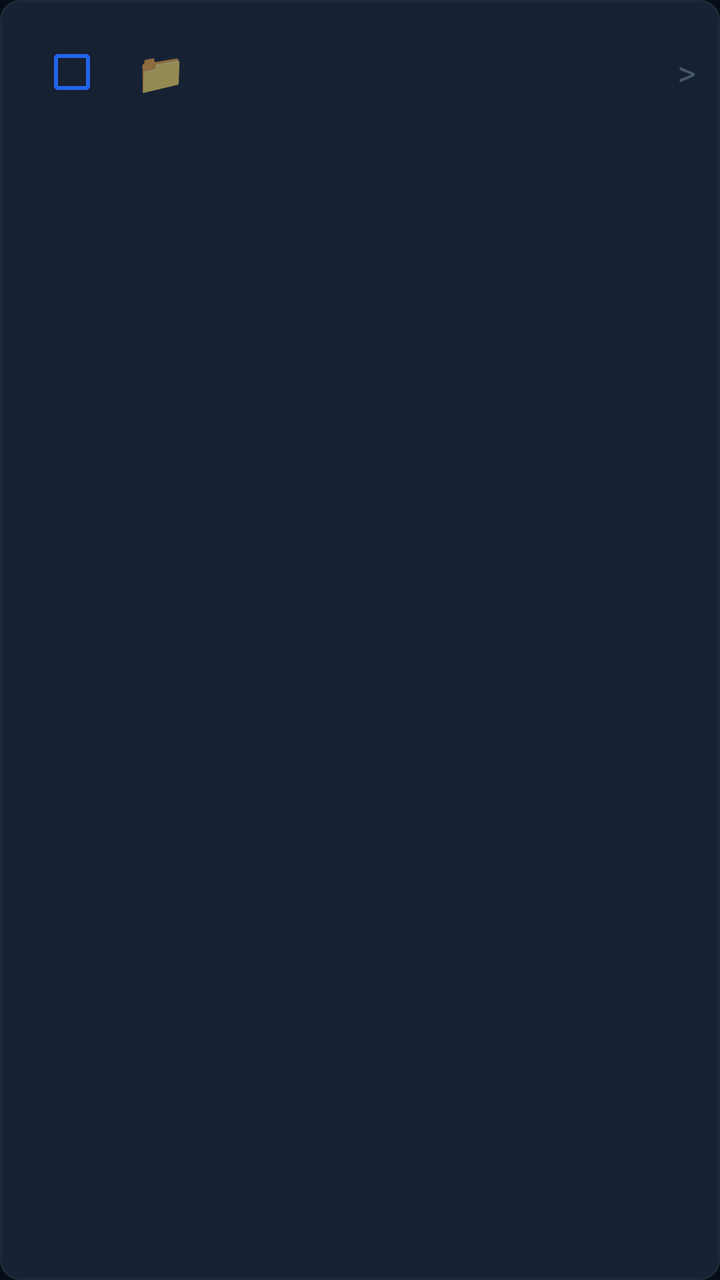
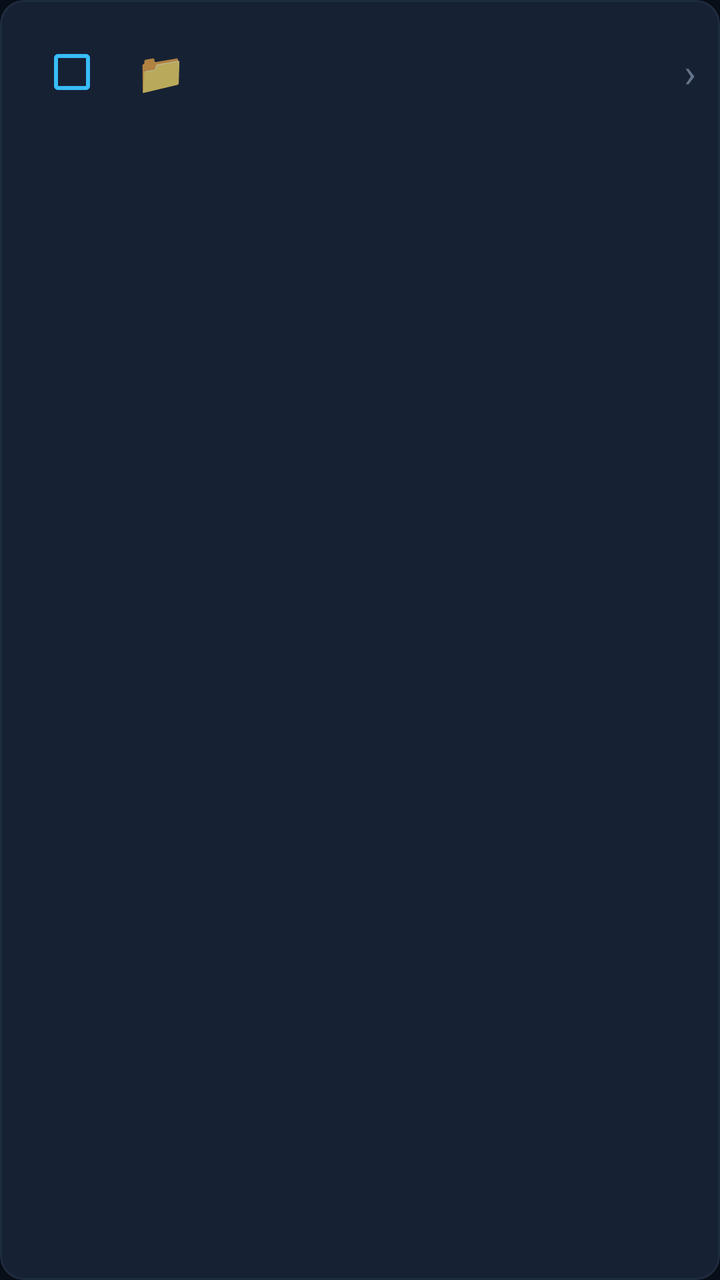

The first picture is an Android layout as it rendered before a commit; the second is the same layout after the commit. The layout source and the unified diff follow.
<!-- AndroidManifest.xml: application theme Theme.CloudVault -->
<!-- res/layout/item_folder_selection.xml -->
<?xml version="1.0" encoding="utf-8"?>
<com.google.android.material.card.MaterialCardView xmlns:android="http://schemas.android.com/apk/res/android"
    xmlns:app="http://schemas.android.com/apk/res-auto"
    android:id="@+id/cardFolder"
    android:layout_width="match_parent"
    android:layout_height="wrap_content"
    android:layout_marginBottom="8dp"
    app:cardBackgroundColor="#162234"
    app:cardCornerRadius="10dp"
    app:cardElevation="0dp"
    app:strokeColor="#1E293B"
    app:strokeWidth="1dp">

    <LinearLayout
        android:layout_width="match_parent"
        android:layout_height="wrap_content"
        android:gravity="center_vertical"
        android:orientation="horizontal"
        android:padding="12dp">

        <CheckBox
            android:id="@+id/cbFolder"
            android:layout_width="wrap_content"
            android:layout_height="wrap_content"
            android:buttonTint="#2563EB"
            android:clickable="false"
            android:focusable="false" />

        <TextView
            android:layout_width="wrap_content"
            android:layout_height="wrap_content"
            android:layout_marginStart="8dp"
            android:text="📁"
            android:textSize="20sp" />

        <LinearLayout
            android:layout_width="0dp"
            android:layout_height="wrap_content"
            android:layout_marginStart="12dp"
            android:layout_weight="1"
            android:orientation="vertical">

            <TextView
                android:id="@+id/tvFolderName"
                android:layout_width="wrap_content"
                android:layout_height="wrap_content"
                android:textColor="#FFFFFF"
                android:textSize="15sp"
                android:textStyle="bold" />

            <TextView
                android:id="@+id/tvFolderItemCount"
                android:layout_width="wrap_content"
                android:layout_height="wrap_content"
                android:textColor="#94A3B8"
                android:textSize="12sp" />
        </LinearLayout>

        <TextView
            android:layout_width="wrap_content"
            android:layout_height="wrap_content"
            android:text=">"
            android:textColor="#475569"
            android:textSize="18sp" />
    </LinearLayout>
</com.google.android.material.card.MaterialCardView>
<!-- resources referenced by this layout -->
<resources>
  <style name="Theme.CloudVault" parent="Theme.MaterialComponents.DayNight.NoActionBar">
          <item name="colorPrimary">@color/accent_blue</item>
          <item name="colorSecondary">@color/accent_cyan</item>
          <item name="android:statusBarColor">@color/bg_dark</item>
          <item name="android:windowBackground">@color/bg_dark</item>
      </style>
  <color name="accent_blue">#1976D2</color>
  <color name="accent_cyan">#00B4D8</color>
  <color name="bg_dark">#080E18</color>
</resources>

<!-- the commit's change to res/layout/item_folder_selection.xml (unified diff, before → after) -->
@@ -5,10 +5,10 @@
     android:layout_width="match_parent"
     android:layout_height="wrap_content"
     android:layout_marginBottom="8dp"
-    app:cardBackgroundColor="#162234"
-    app:cardCornerRadius="10dp"
+    app:cardBackgroundColor="@color/bg_surface_elevated"
+    app:cardCornerRadius="12dp"
     app:cardElevation="0dp"
-    app:strokeColor="#1E293B"
+    app:strokeColor="@color/card_border"
     app:strokeWidth="1dp">
 
     <LinearLayout
@@ -22,7 +22,7 @@
             android:id="@+id/cbFolder"
             android:layout_width="wrap_content"
             android:layout_height="wrap_content"
-            android:buttonTint="#2563EB"
+            android:buttonTint="@color/accent_blue"
             android:clickable="false"
             android:focusable="false" />
 
@@ -44,7 +44,7 @@
                 android:id="@+id/tvFolderName"
                 android:layout_width="wrap_content"
                 android:layout_height="wrap_content"
-                android:textColor="#FFFFFF"
+                android:textColor="@color/text_primary"
                 android:textSize="15sp"
                 android:textStyle="bold" />
 
@@ -52,15 +52,15 @@
                 android:id="@+id/tvFolderItemCount"
                 android:layout_width="wrap_content"
                 android:layout_height="wrap_content"
-                android:textColor="#94A3B8"
+                android:textColor="@color/text_secondary"
                 android:textSize="12sp" />
         </LinearLayout>
 
         <TextView
             android:layout_width="wrap_content"
             android:layout_height="wrap_content"
-            android:text=">"
-            android:textColor="#475569"
-            android:textSize="18sp" />
+            android:text="›"
+            android:textColor="@color/text_muted"
+            android:textSize="20sp" />
     </LinearLayout>
 </com.google.android.material.card.MaterialCardView>
<!-- resource entries referenced after the edit -->
@@ -1,13 +1,57 @@
 <!-- resources referenced by this layout -->
 <resources>
-  <style name="Theme.CloudVault" parent="Theme.MaterialComponents.DayNight.NoActionBar">
-          <item name="colorPrimary">@color/accent_blue</item>
+  <style name="Theme.CloudVault" parent="Theme.MaterialComponents.NoActionBar">
+          <item name="colorPrimary">@color/accent_cyan</item>
+          <item name="colorPrimaryVariant">@color/accent_blue</item>
+          <item name="colorOnPrimary">#FFFFFF</item>
+          <item name="colorSecondary">@color/accent_cyan_bright</item>
+          <item name="colorSecondaryVariant">@color/accent_cyan</item>
+          <item name="colorOnSecondary">#000000</item>
+          <item name="android:statusBarColor">@color/bg_dark</item>
+          <item name="android:navigationBarColor">@color/bg_dark</item>
+          <item name="android:windowBackground">@color/bg_dark</item>
+          <item name="android:windowLightStatusBar">false</item>
+          <item name="android:windowLightNavigationBar">false</item>
+          <item name="alertDialogTheme">@style/Theme.CloudVault.Dialog.Alert</item>
+          <item name="materialAlertDialogTheme">@style/Theme.CloudVault.Dialog.Alert</item>
+      </style>
+  <color name="accent_blue">#38BDF8</color>
+  <color name="bg_surface_elevated">#162234</color>
+  <color name="card_border">#1E2C3F</color>
+  <color name="text_muted">#64748B</color>
+  <color name="text_primary">#FFFFFF</color>
+  <color name="text_secondary">#94A3B8</color>
+  <color name="accent_cyan">#38BDF8</color>
+  <color name="accent_cyan_bright">#7DD3FC</color>
+  <color name="bg_dark">#080E18</color>
+  <style name="Theme.CloudVault.Dialog.Alert" parent="ThemeOverlay.MaterialComponents.MaterialAlertDialog">
+          <item name="android:background">@color/card_bg</item>
+          <item name="backgroundTint">@color/card_bg</item>
+          <item name="shapeAppearance">@style/ShapeAppearance.CloudVault.Dialog</item>
+          <item name="colorPrimary">@color/accent_cyan_bright</item>
           <item name="colorSecondary">@color/accent_cyan</item>
-          <item name="android:statusBarColor">@color/bg_dark</item>
-          <item name="android:windowBackground">@color/bg_dark</item>
+          <item name="colorSurface">@color/card_bg</item>
+          <item name="colorOnSurface">@color/text_primary</item>
+          <item name="android:textColorPrimary">@color/text_primary</item>
+          <item name="android:textColorSecondary">@color/text_secondary</item>
+          <item name="buttonBarPositiveButtonStyle">@style/Widget.CloudVault.Dialog.Button.Positive</item>
+          <item name="buttonBarNegativeButtonStyle">@style/Widget.CloudVault.Dialog.Button.Negative</item>
+          <item name="buttonBarNeutralButtonStyle">@style/Widget.CloudVault.Dialog.Button.Neutral</item>
       </style>
-  <color name="accent_blue">#1976D2</color>
-  <color name="accent_cyan">#00B4D8</color>
-  <color name="bg_dark">#080E18</color>
+  <color name="card_bg">#0F172A</color>
+  <style name="ShapeAppearance.CloudVault.Dialog" parent="ShapeAppearance.MaterialComponents.LargeComponent">
+          <item name="cornerSize">16dp</item>
+      </style>
+  <style name="Widget.CloudVault.Dialog.Button.Positive" parent="Widget.MaterialComponents.Button.TextButton.Dialog">
+          <item name="android:textColor">@color/accent_cyan_bright</item>
+          <item name="android:textStyle">bold</item>
+      </style>
+  <style name="Widget.CloudVault.Dialog.Button.Negative" parent="Widget.MaterialComponents.Button.TextButton.Dialog">
+          <item name="android:textColor">@color/text_secondary</item>
+      </style>
+  <style name="Widget.CloudVault.Dialog.Button.Neutral" parent="Widget.MaterialComponents.Button.TextButton.Dialog">
+          <item name="android:textColor">@color/accent_blue_light</item>
+      </style>
+  <color name="accent_blue_light">#BAE6FD</color>
 </resources>
 
